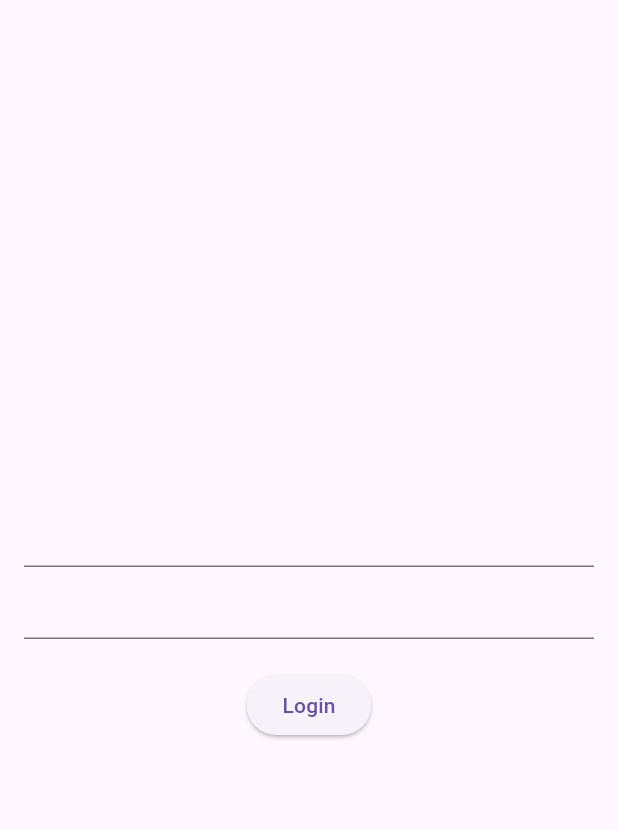
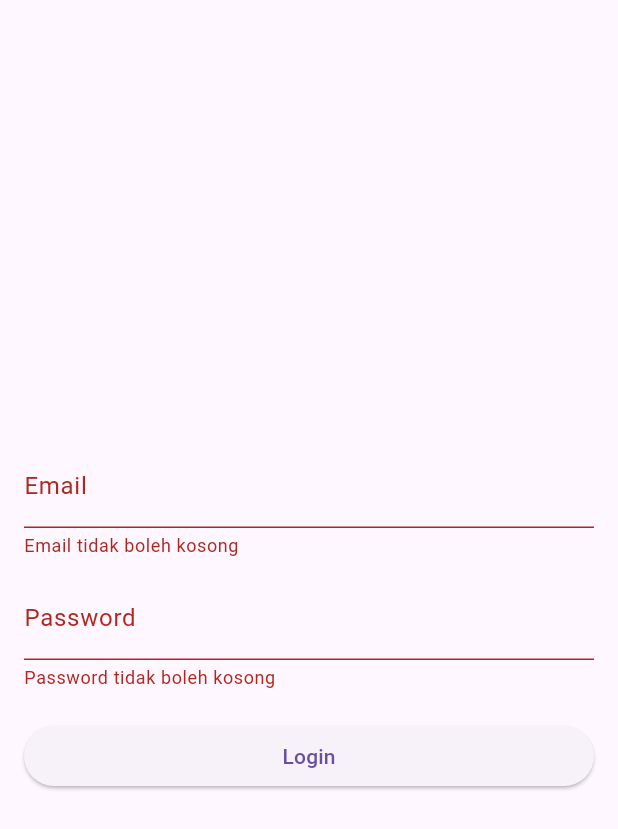
Before and after one commit to hanafiprasyah/mbgtd, a Flutter app: the screen it shows after launch, after a tap on "Login", on a phone screen of 412 x 824 dp. Shown: the top 829 px of the screen. Run offline on Flutter 3.47's test engine with Material 3 defaults, Android fonts, the phone set to English and light mode, and no system bars; our stand-ins replace equatable, firebase_auth, firebase_core, flutter_bloc; accounts and stored records are empty.

Commit message:
pref: Login logic improvement

```diff
--- a/lib/app.dart
+++ b/lib/app.dart
@@ -1,8 +1,11 @@
 import 'package:flutter/material.dart';
 import 'package:flutter_bloc/flutter_bloc.dart';
-import 'package:mbg_test/data/repositories/auth_repository.dart';
+
 import 'logic/auth/auth_bloc.dart';
-import 'core/routes.dart';
+import 'logic/auth/auth_state.dart';
+import 'data/repositories/auth_repository.dart';
+import 'presentation/screens/login_screen.dart';
+import 'presentation/screens/home_screen.dart';
 
 class MyApp extends StatelessWidget {
   const MyApp({super.key});
@@ -10,15 +13,35 @@ class MyApp extends StatelessWidget {
   @override
   Widget build(BuildContext context) {
     return RepositoryProvider(
-      create: (context) => AuthRepository(),
+      create: (_) => AuthRepository(),
       child: BlocProvider(
         create: (context) => AuthBloc(context.read<AuthRepository>()),
         child: MaterialApp(
           debugShowCheckedModeBanner: false,
-          initialRoute: '/',
-          onGenerateRoute: AppRoutes.generateRoute,
+          home: const AuthGate(),
         ),
       ),
     );
   }
 }
+
+class AuthGate extends StatelessWidget {
+  const AuthGate({super.key});
+
+  @override
+  Widget build(BuildContext context) {
+    return BlocBuilder<AuthBloc, AuthState>(
+      builder: (context, state) {
+        if (state is AuthInitial) {
+          return const Scaffold(
+            body: Center(child: CircularProgressIndicator()),
+          );
+        } else if (state is AuthAuthenticated) {
+          return const HomeScreen();
+        } else {
+          return const LoginScreen();
+        }
+      },
+    );
+  }
+}
--- a/lib/logic/auth/auth_bloc.dart
+++ b/lib/logic/auth/auth_bloc.dart
@@ -1,3 +1,4 @@
+import 'dart:async';
 import 'package:flutter_bloc/flutter_bloc.dart';
 import '../../data/repositories/auth_repository.dart';
 
@@ -6,18 +7,30 @@ import 'auth_state.dart';
 
 class AuthBloc extends Bloc<AuthEvent, AuthState> {
   final AuthRepository authRepository;
+  late final StreamSubscription _userSub;
 
   AuthBloc(this.authRepository) : super(AuthInitial()) {
-    on<AuthStarted>((event, emit) async {
-      await emit.forEach(
-        authRepository.user,
-        onData: (user) =>
-            user != null ? AuthAuthenticated() : AuthUnauthenticated(),
-      );
+    // listen to global auth state
+    _userSub = authRepository.user.listen((user) {
+      add(AuthUserChanged(user != null));
+    });
+
+    on<AuthUserChanged>((event, emit) {
+      if (event.isLoggedIn) {
+        emit(AuthAuthenticated());
+      } else {
+        emit(AuthUnauthenticated());
+      }
     });
 
     on<AuthLoggedOut>((event, emit) async {
       await authRepository.logout();
     });
   }
+
+  @override
+  Future<void> close() {
+    _userSub.cancel();
+    return super.close();
+  }
 }
--- a/lib/logic/login/login_bloc.dart
+++ b/lib/logic/login/login_bloc.dart
@@ -9,13 +9,16 @@ class LoginBloc extends Bloc<LoginEvent, LoginState> {
 
   LoginBloc(this.authRepository) : super(const LoginState()) {
     on<LoginSubmitted>((event, emit) async {
-      emit(state.copyWith(isLoading: true));
+      emit(state.copyWith(isLoading: true, error: null));
 
       try {
         await authRepository.login(event.email, event.password);
+
         emit(state.copyWith(isLoading: false));
       } catch (e) {
-        emit(state.copyWith(isLoading: false, error: e.toString()));
+        emit(
+          state.copyWith(isLoading: false, error: "Email atau password salah"),
+        );
       }
     });
   }
--- a/lib/presentation/screens/home_screen.dart
+++ b/lib/presentation/screens/home_screen.dart
@@ -15,13 +15,13 @@ class HomeScreen extends StatelessWidget {
           IconButton(
             onPressed: () {
               context.read<AuthBloc>().add(AuthLoggedOut());
-              Navigator.pushReplacementNamed(context, '/');
             },
+
             icon: const Icon(Icons.logout),
           ),
         ],
       ),
-      body: const Center(child: Text("Welcome 👋")),
+      body: const Center(child: Text("Welcome!")),
     );
   }
 }
--- a/lib/presentation/screens/login_screen.dart
+++ b/lib/presentation/screens/login_screen.dart
@@ -11,46 +11,85 @@ class LoginScreen extends StatelessWidget {
 
   @override
   Widget build(BuildContext context) {
+    final formKey = GlobalKey<FormState>();
     final emailController = TextEditingController();
     final passwordController = TextEditingController();
 
     return BlocProvider(
       create: (_) => LoginBloc(context.read<AuthRepository>()),
       child: Scaffold(
-        body: Padding(
+        body: Center(
+          child: SingleChildScrollView(
             padding: const EdgeInsets.all(16),
-          child: BlocListener<LoginBloc, LoginState>(
+            child: Form(
+              key: formKey,
+              child: BlocConsumer<LoginBloc, LoginState>(
                 listener: (context, state) {
-              if (state.error == null && !state.isLoading) {
-                Navigator.pushReplacementNamed(context, '/home');
+                  if (state.error != null) {
+                    ScaffoldMessenger.of(
+                      context,
+                    ).showSnackBar(SnackBar(content: Text(state.error!)));
                   }
                 },
-            child: Column(
-              mainAxisAlignment: MainAxisAlignment.center,
+                builder: (context, state) {
+                  return Column(
+                    mainAxisSize: MainAxisSize.min,
                     children: [
-                TextField(controller: emailController),
-                TextField(controller: passwordController, obscureText: true),
+                      TextFormField(
+                        controller: emailController,
+                        decoration: const InputDecoration(labelText: "Email"),
+                        validator: (value) {
+                          if (value == null || value.isEmpty) {
+                            return "Email tidak boleh kosong";
+                          }
+                          if (!value.contains('@')) {
+                            return "Format email tidak valid";
+                          }
+                          return null;
+                        },
+                      ),
+                      const SizedBox(height: 12),
+                      TextFormField(
+                        controller: passwordController,
+                        obscureText: true,
+                        decoration: const InputDecoration(
+                          labelText: "Password",
+                        ),
+                        validator: (value) {
+                          if (value == null || value.isEmpty) {
+                            return "Password tidak boleh kosong";
+                          }
+                          if (value.length < 6) {
+                            return "Minimal 6 karakter";
+                          }
+                          return null;
+                        },
+                      ),
                       const SizedBox(height: 20),
-                BlocBuilder<LoginBloc, LoginState>(
-                  builder: (context, state) {
-                    return ElevatedButton(
+                      SizedBox(
+                        width: double.infinity,
+                        child: ElevatedButton(
                           onPressed: state.isLoading
                               ? null
                               : () {
+                                  if (formKey.currentState!.validate()) {
                                     context.read<LoginBloc>().add(
                                       LoginSubmitted(
-                                  emailController.text,
-                                  passwordController.text,
+                                        emailController.text.trim(),
+                                        passwordController.text.trim(),
                                       ),
                                     );
+                                  }
                                 },
                           child: state.isLoading
                               ? const CircularProgressIndicator()
                               : const Text("Login"),
+                        ),
+                      ),
+                    ],
                   );
                 },
               ),
-              ],
             ),
           ),
         ),
```
Lines whose indentation alone changed are shown as unchanged.
